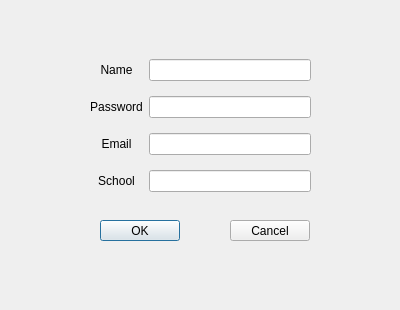
The window that src/widgets/login_page/registerdialog.ui (gregk27/TasQ-Application) describes before a commit, drawn with Qt 5.
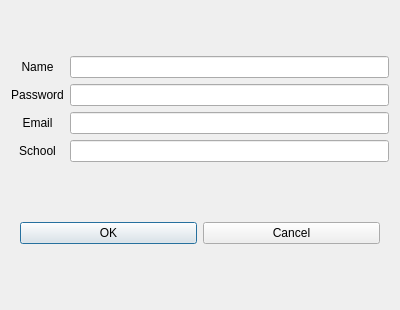
The same window after the commit.

Commit message: Tewak layouts to be responsive

Patch:
```diff
--- a/src/widgets/login_page/registerdialog.ui
+++ b/src/widgets/login_page/registerdialog.ui
@@ -13,41 +13,8 @@
   <property name="windowTitle">
    <string>Dialog</string>
   </property>
-  <widget class="QPushButton" name="ok">
-   <property name="geometry">
-    <rect>
-     <x>100</x>
-     <y>220</y>
-     <width>80</width>
-     <height>21</height>
-    </rect>
-   </property>
-   <property name="text">
-    <string>OK</string>
-   </property>
-  </widget>
-  <widget class="QPushButton" name="cancel">
-   <property name="geometry">
-    <rect>
-     <x>230</x>
-     <y>220</y>
-     <width>80</width>
-     <height>21</height>
-    </rect>
-   </property>
-   <property name="text">
-    <string>Cancel</string>
-   </property>
-  </widget>
-  <widget class="QWidget" name="">
-   <property name="geometry">
-    <rect>
-     <x>90</x>
-     <y>50</y>
-     <width>221</width>
-     <height>151</height>
-    </rect>
-   </property>
+  <layout class="QVBoxLayout" name="verticalLayout">
+   <item>
    <layout class="QGridLayout" name="gridLayout">
     <item row="0" column="0">
      <widget class="QLabel" name="username">
@@ -102,7 +69,34 @@
      <widget class="QLineEdit" name="l4"/>
     </item>
    </layout>
-  </widget>
+   </item>
+   <item>
+    <widget class="QWidget" name="widget" native="true">
+     <property name="sizePolicy">
+      <sizepolicy hsizetype="Expanding" vsizetype="Fixed">
+       <horstretch>0</horstretch>
+       <verstretch>0</verstretch>
+      </sizepolicy>
+     </property>
+     <layout class="QHBoxLayout" name="horizontalLayout">
+      <item>
+       <widget class="QPushButton" name="ok">
+        <property name="text">
+         <string>OK</string>
+        </property>
+       </widget>
+      </item>
+      <item>
+       <widget class="QPushButton" name="cancel">
+        <property name="text">
+         <string>Cancel</string>
+        </property>
+       </widget>
+      </item>
+     </layout>
+    </widget>
+   </item>
+  </layout>
  </widget>
  <resources/>
  <connections/>
```
Lines whose indentation alone changed are shown as unchanged. The commit also changes 1 other file.
